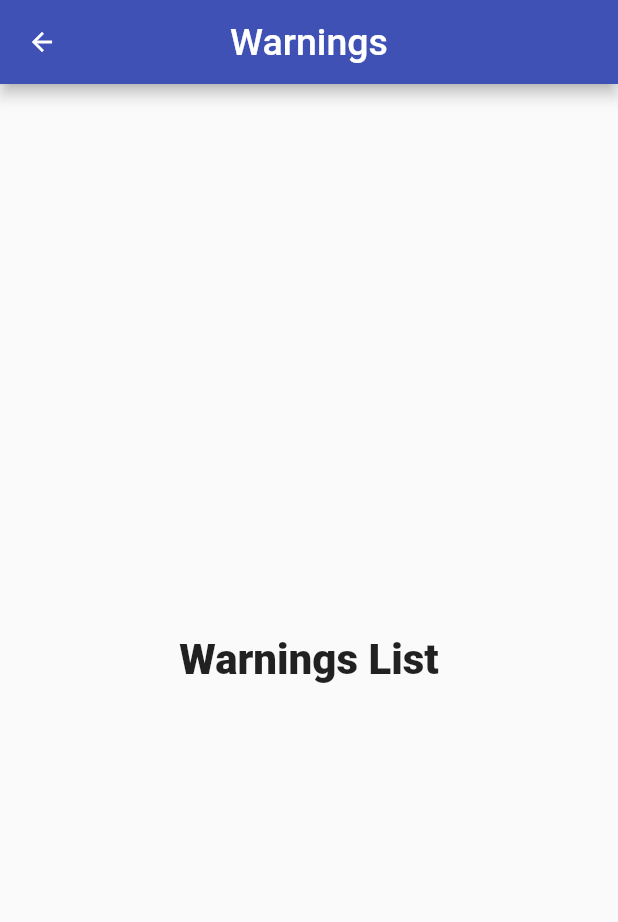
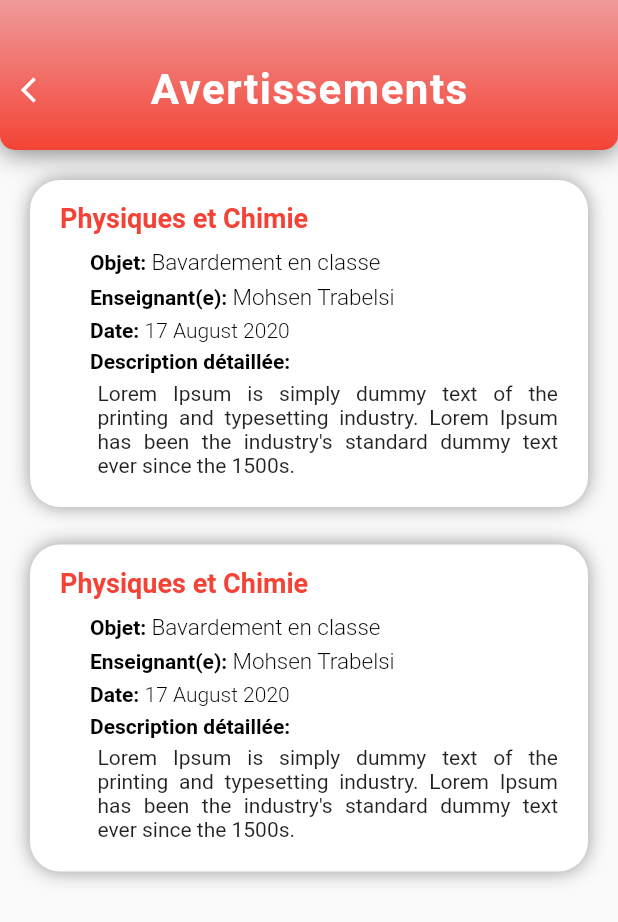
Before and after one commit to Linagharbi/Education-app-flutter, a Flutter app: the Warnings screen opened directly, on a phone screen of 412 x 824 dp. Shown: the top 922 px of the screen. Run offline on Flutter 3.47's test engine with Material 2 defaults, Android fonts, the phone set to English and light mode, and no system bars; drawn by our look-alikes of overlay_support; our stand-ins replace bloc, cloud_firestore, device_info, firebase_messaging, flutter_bloc, rxdart; accounts and stored records are empty.

Commit message:
Add Warning menu
-Ajout Avertissement

```diff
--- a/lib/src/screens/menus/discipline/gradient_app_bar.dart
+++ b/lib/src/screens/menus/discipline/gradient_app_bar.dart
@@ -35,7 +35,16 @@ class GradientAppBar extends StatelessWidget implements PreferredSizeWidget {
           colors: <Color>[gradientBegin, gradientEnd],
         ),
       ),
-      child: Text(
+      child: Row(
+        mainAxisAlignment: MainAxisAlignment.spaceBetween,
+        children: <Widget>[
+          IconButton(
+            icon: Icon(Icons.arrow_back_ios),
+            onPressed: () {
+              Navigator.of(context).pop();
+            },
+          ),
+          Text(
             title,
             style: TextStyle(
               color: Colors.white,
@@ -44,6 +53,14 @@ class GradientAppBar extends StatelessWidget implements PreferredSizeWidget {
               fontWeight: FontWeight.w700,
             ),
           ),
+          // To keep the text centered
+          IconButton(
+            disabledColor: Colors.transparent,
+            icon: Icon(Icons.arrow_back_ios),
+            onPressed: null,
+          ),
+        ],
+      ),
     );
   }
 
--- /dev/null
+++ b/lib/src/screens/menus/discipline/warnings/warning_detail.dart
@@ -0,0 +1,149 @@
+import 'package:flutter/material.dart';
+
+class WarningDetail extends StatelessWidget {
+  @override
+  Widget build(BuildContext context) {
+    return Container(
+      width: double.infinity,
+      margin: EdgeInsets.fromLTRB(20, 20, 20, 5),
+      decoration: BoxDecoration(
+        borderRadius: BorderRadius.all(Radius.circular(20.0)),
+        color: Colors.white,
+        boxShadow: [
+          BoxShadow(
+            color: Colors.black.withAlpha(100),
+            blurRadius: 10.0,
+          ),
+        ],
+      ),
+      child: Padding(
+        padding: EdgeInsets.symmetric(
+          horizontal: 20,
+          vertical: 10,
+        ),
+        child: Column(
+          crossAxisAlignment: CrossAxisAlignment.start,
+          children: <Widget>[
+            Padding(
+              padding: EdgeInsets.only(top: 5),
+              child: Text(
+                "Physiques et Chimie",
+                style: TextStyle(
+                  color: Colors.red,
+                  fontSize: 18,
+                  fontWeight: FontWeight.bold,
+                ),
+              ),
+            ),
+            Padding(
+              padding: EdgeInsets.only(
+                left: 20,
+                top: 10,
+                bottom: 10,
+              ),
+              child: Column(
+                crossAxisAlignment: CrossAxisAlignment.start,
+                children: <Widget>[
+                  Padding(
+                    padding: EdgeInsets.only(bottom: 5),
+                    child: RichText(
+                      text: TextSpan(
+                        children: [
+                          TextSpan(
+                            text: 'Objet: ',
+                            style: TextStyle(
+                              color: Colors.black,
+                              fontWeight: FontWeight.w600,
+                              fontSize: 14,
+                            ),
+                          ),
+                          TextSpan(
+                            text: 'Bavardement en classe',
+                            style: TextStyle(
+                              color: Colors.black,
+                              fontWeight: FontWeight.w300,
+                              fontSize: 15,
+                            ),
+                          ),
+                        ],
+                      ),
+                    ),
+                  ),
+                  Padding(
+                    padding: EdgeInsets.only(bottom: 5),
+                    child: RichText(
+                      text: TextSpan(
+                        children: [
+                          TextSpan(
+                            text: 'Enseignant(e): ',
+                            style: TextStyle(
+                              color: Colors.black,
+                              fontWeight: FontWeight.w600,
+                              fontSize: 14,
+                            ),
+                          ),
+                          TextSpan(
+                            text: 'Mohsen Trabelsi',
+                            style: TextStyle(
+                              color: Colors.black,
+                              fontWeight: FontWeight.w300,
+                              fontSize: 15,
+                            ),
+                          ),
+                        ],
+                      ),
+                    ),
+                  ),
+                  Padding(
+                    padding: EdgeInsets.only(bottom: 5),
+                    child: RichText(
+                      text: TextSpan(
+                        children: [
+                          TextSpan(
+                            text: 'Date: ',
+                            style: TextStyle(
+                              color: Colors.black,
+                              fontWeight: FontWeight.w600,
+                              fontSize: 14,
+                            ),
+                          ),
+                          TextSpan(
+                            text: '17 August 2020',
+                            style: TextStyle(
+                              color: Colors.black,
+                              fontWeight: FontWeight.w300,
+                              fontSize: 14,
+                            ),
+                          ),
+                        ],
+                      ),
+                    ),
+                  ),
+                  Padding(
+                    padding: EdgeInsets.only(bottom: 5),
+                    child: Text(
+                      'Description détaillée: ',
+                      style: TextStyle(
+                        color: Colors.black,
+                        fontWeight: FontWeight.w600,
+                        fontSize: 14,
+                      ),
+                    ),
+                  ),
+                  Padding(
+                    padding: EdgeInsets.only(left: 5),
+                    child: Text(
+                      "Lorem Ipsum is simply dummy text of the printing and typesetting industry. Lorem Ipsum has been the industry's standard dummy text ever since the 1500s.",
+                      style: TextStyle(fontSize: 14),
+                      textAlign: TextAlign.justify,
+                    ),
+                  )
+                ],
+              ),
+            ),
+          ],
+        ),
+      ),
+    );
+  }
+}
--- a/lib/src/screens/menus/discipline/warnings/warnings.dart
+++ b/lib/src/screens/menus/discipline/warnings/warnings.dart
@@ -1,20 +1,22 @@
+import 'package:education_app/src/screens/menus/discipline/gradient_app_bar.dart';
+import 'package:education_app/src/screens/menus/discipline/warnings/warning_detail.dart';
 import 'package:flutter/material.dart';
 
 class Warnings extends StatelessWidget {
   @override
   Widget build(BuildContext context) {
     return Scaffold(
-      appBar: AppBar(
-        title: Text(
-          "Warnings",
-          style: TextStyle(fontSize: 25),
-        ),
-        centerTitle: true,
+      appBar: GradientAppBar(
+        title: "Avertissements",
+        gradientBegin: Colors.red[200],
+        gradientEnd: Colors.red,
       ),
-      body: Center(
-        child: Text(
-          "Warnings List",
-          style: TextStyle(fontWeight: FontWeight.w900, fontSize: 28),
+      body: SingleChildScrollView(
+        child: Column(
+          children: [
+            WarningDetail(),
+            WarningDetail(),
+          ],
         ),
       ),
     );
```
Lines whose indentation alone changed are shown as unchanged.
